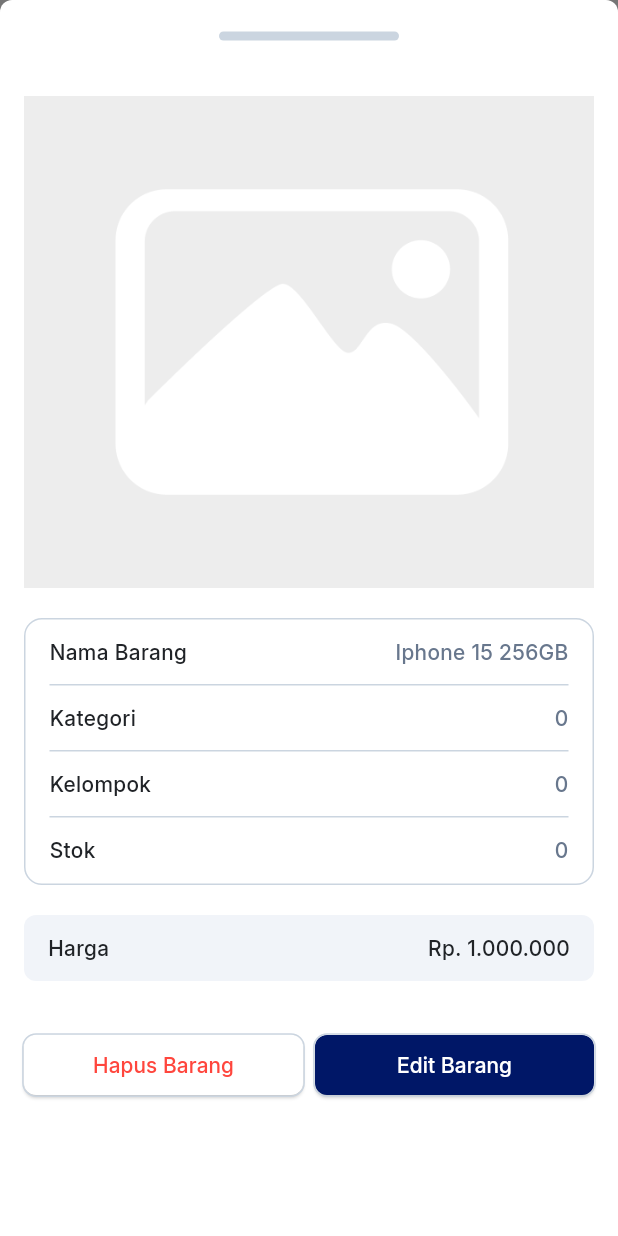
After one commit to rizkydwitama/inventory-mobile, a Flutter app: the screen it shows after launch, after a tap on an icon or button, on a phone screen of 412 x 824 dp. The commit adds this screen. Run offline on Flutter 3.47's test engine with Material 3 defaults, Android fonts, the phone set to English and light mode, and no system bars; our stand-ins replace flutter_svg, get.

```diff
--- a/lib/features/list_item/list_item_controller.dart
+++ b/lib/features/list_item/list_item_controller.dart
@@ -3,8 +3,6 @@ import 'package:get/get.dart';
 class ListItemController extends GetxController {
   RxBool isEdit = false.obs;
   RxBool isChecked = false.obs;
-
-
 
   Future onRefresh() async {
     await Future.delayed(Duration(
--- a/lib/features/list_item/list_item_page.dart
+++ b/lib/features/list_item/list_item_page.dart
@@ -2,6 +2,7 @@ import 'package:get/get.dart';
 import 'package:flutter/material.dart';
 import 'package:inventory_mobile/features/list_item/list_item_controller.dart';
 import 'package:inventory_mobile/widgets/app_bar_widgets.dart';
+import 'package:inventory_mobile/widgets/detail_item_widget.dart';
 import '../../routes/app_routes.dart';
 import '../../themes/app_colors.dart';
 
@@ -66,7 +67,29 @@ class ListItemPage extends StatelessWidget {
                 physics: NeverScrollableScrollPhysics(),
                 padding: EdgeInsets.zero,
                 itemBuilder: (context, index) {
-                  return Container(
+                  return InkWell(
+                    onTap: () {
+                      showModalBottomSheet(
+                          context: context,
+                          isScrollControlled: true,
+                          showDragHandle: true,
+                          shape: RoundedRectangleBorder(
+                            borderRadius: BorderRadius.vertical(
+                              top: Radius.circular(8)
+                            )
+                          ),
+                          builder: (context) {
+                            return DetailItemWidget(
+                                name: 'Iphone 15 256GB',
+                                category: 'Smartphone',
+                                group: 'Electronic',
+                                stock: 20,
+                                price: 12000000
+                            );
+                          }
+                      );
+                    },
+                    child: Container(
                       width: Get.width,
                       padding: EdgeInsets.symmetric(
                         vertical: 16
@@ -152,6 +175,7 @@ class ListItemPage extends StatelessWidget {
                             ),
                           )
                         ],
+                      ),
                     ),
                   );
                 }
--- a/lib/main.dart
+++ b/lib/main.dart
@@ -18,6 +18,7 @@ class MyApp extends StatelessWidget {
       initialRoute: AppRoutes.listItem,
       getPages: AppPages.getPages,
       theme: AppTheme.buildThemeData(),
+
     );
   }
 }
--- a/lib/themes/app_themes.dart
+++ b/lib/themes/app_themes.dart
@@ -11,6 +11,12 @@ class AppTheme {
       splashColor: AppColors.transparent,
       appBarTheme: appBarTheme(),
       fontFamily: 'Inter',
+      bottomSheetTheme: BottomSheetThemeData(
+        backgroundColor: AppColors.light,
+        dragHandleColor: AppColors.border,
+        showDragHandle: true,
+        dragHandleSize: Size(120, 6)
+      )
     );
   }
 
--- /dev/null
+++ b/lib/widgets/detail_item_widget.dart
@@ -0,0 +1,239 @@
+import 'package:flutter/material.dart';
+
+import '../themes/app_colors.dart';
+
+class DetailItemWidget extends StatelessWidget {
+  const DetailItemWidget({
+    super.key,
+    required this.name,
+    required this.category,
+    required this.group,
+    required this.stock,
+    required this.price
+  });
+
+  final String name;
+  final String category;
+  final String group;
+  final int stock;
+  final int price;
+
+  @override
+  Widget build(BuildContext context) {
+    return Padding(
+      padding: EdgeInsets.all(16),
+      child: Column(
+        children: [
+          Container(
+            width: double.infinity,
+            height: 328,
+            decoration: BoxDecoration(
+              image: DecorationImage(
+                image: AssetImage('assets/images/img_empty.png'),
+                fit: BoxFit.cover
+              )
+            ),
+          ),
+          const SizedBox(height: 20,),
+          Container(
+            width: double.infinity,
+            padding: EdgeInsets.symmetric(
+              vertical: 12, horizontal: 16
+            ),
+            decoration: BoxDecoration(
+              borderRadius: BorderRadius.circular(12),
+              border: Border.all(
+                color: AppColors.border,
+                width: 1
+              )
+            ),
+            child: Column(
+              children: [
+                Row(
+                  mainAxisAlignment: MainAxisAlignment.spaceBetween,
+                  crossAxisAlignment: CrossAxisAlignment.center,
+                  children: [
+                    Text(
+                      'Nama Barang',
+                      style: TextStyle(
+                        fontSize: 14,
+                        fontWeight: FontWeight.w500,
+                        color: AppColors.dark
+                      ),
+                    ),
+                    Text(
+                      'Iphone 15 256GB',
+                      style: TextStyle(
+                        color: AppColors.grey,
+                        fontSize: 14,
+                        fontWeight: FontWeight.w500
+                      ),
+                    )
+                  ],
+                ),
+                const SizedBox(height: 12,),
+                Divider(color: AppColors.border, height: 0,),
+                const SizedBox(height: 12,),
+                Row(
+                  mainAxisAlignment: MainAxisAlignment.spaceBetween,
+                  crossAxisAlignment: CrossAxisAlignment.center,
+                  children: [
+                    Text(
+                      'Kategori',
+                      style: TextStyle(
+                          fontSize: 14,
+                          fontWeight: FontWeight.w500,
+                          color: AppColors.dark
+                      ),
+                    ),
+                    Text(
+                      '0',
+                      style: TextStyle(
+                          color: AppColors.grey,
+                          fontSize: 14,
+                          fontWeight: FontWeight.w500
+                      ),
+                    )
+                  ],
+                ),
+                const SizedBox(height: 12,),
+                Divider(color: AppColors.border, height: 0,),
+                const SizedBox(height: 12,),
+                Row(
+                  mainAxisAlignment: MainAxisAlignment.spaceBetween,
+                  crossAxisAlignment: CrossAxisAlignment.center,
+                  children: [
+                    Text(
+                      'Kelompok',
+                      style: TextStyle(
+                          fontSize: 14,
+                          fontWeight: FontWeight.w500,
+                          color: AppColors.dark
+                      ),
+                    ),
+                    Text(
+                      '0',
+                      style: TextStyle(
+                          color: AppColors.grey,
+                          fontSize: 14,
+                          fontWeight: FontWeight.w500
+                      ),
+                    )
+                  ],
+                ),
+                const SizedBox(height: 12,),
+                Divider(color: AppColors.border, height: 0,),
+                const SizedBox(height: 12,),
+                Row(
+                  mainAxisAlignment: MainAxisAlignment.spaceBetween,
+                  crossAxisAlignment: CrossAxisAlignment.center,
+                  children: [
+                    Text(
+                      'Stok',
+                      style: TextStyle(
+                          fontSize: 14,
+                          fontWeight: FontWeight.w500,
+                          color: AppColors.dark
+                      ),
+                    ),
+                    Text(
+                      '0',
+                      style: TextStyle(
+                          color: AppColors.grey,
+                          fontSize: 14,
+                          fontWeight: FontWeight.w500
+                      ),
+                    )
+                  ],
+                ),
+              ],
+            ),
+          ),
+          const SizedBox(height: 20,),
+          Container(
+            width: double.infinity,
+            padding: EdgeInsets.symmetric(horizontal: 16, vertical: 12),
+            decoration: BoxDecoration(
+              borderRadius: BorderRadius.circular(8),
+              color: AppColors.lightSecond
+            ),
+            child: Row(
+              mainAxisAlignment: MainAxisAlignment.spaceBetween,
+              crossAxisAlignment: CrossAxisAlignment.center,
+              children: [
+                Text(
+                  'Harga',
+                  style: TextStyle(
+                    color: AppColors.dark,
+                    fontSize: 14,
+                    fontWeight: FontWeight.w500
+                  ),
+                ),
+                Text(
+                  'Rp. 1.000.000',
+                  style: TextStyle(
+                      color: AppColors.dark,
+                      fontSize: 14,
+                      fontWeight: FontWeight.w500
+                  ),
+                ),
+              ],
+            ),
+          ),
+          const SizedBox(height: 32,),
+          Row(
+            children: [
+              Expanded(
+                child: ElevatedButton(
+                    onPressed: () {},
+                    style: ElevatedButton.styleFrom(
+                        backgroundColor: AppColors.light,
+                        shape: RoundedRectangleBorder(
+                            borderRadius: BorderRadius.all(Radius.circular(8)),
+                            side: BorderSide(
+                              color: AppColors.border,
+                              strokeAlign: 1.5,
+                            )
+                        )
+                    ),
+                    child: Text(
+                      'Hapus Barang',
+                      style: TextStyle(
+                          color: AppColors.danger,
+                          fontSize: 14,
+                          fontWeight: FontWeight.w500
+                      ),
+                    )
+                ),
+              ),
+              const SizedBox(width: 8,),
+              Expanded(
+                child: ElevatedButton(
+                    onPressed: () {},
+                    style: ElevatedButton.styleFrom(
+                        backgroundColor: AppColors.primary,
+                        shape: RoundedRectangleBorder(
+                            borderRadius: BorderRadius.all(Radius.circular(8)),
+                            side: BorderSide(
+                              color: AppColors.border,
+                              strokeAlign: 1.5,
+                            )
+                        )
+                    ),
+                    child: Text(
+                      'Edit Barang',
+                      style: TextStyle(
+                          color: AppColors.light,
+                          fontSize: 14,
+                          fontWeight: FontWeight.w500
+                      ),
+                    )
+                ),
+              ),
+            ],
+          )
+        ],
+      ),
+    );
+  }
+}
--- a/pubspec.yaml
+++ b/pubspec.yaml
@@ -62,6 +62,7 @@ flutter:
   # To add assets to your application, add an assets section, like this:
   assets:
     - assets/icons/
+    - assets/images/
   #   - images/a_dot_ham.jpeg
 
   # An image asset can refer to one or more resolution-specific "variants", see
```
Also changed, not shown: assets/images/img_empty.png (added). Lines whose indentation alone changed are shown as unchanged.
